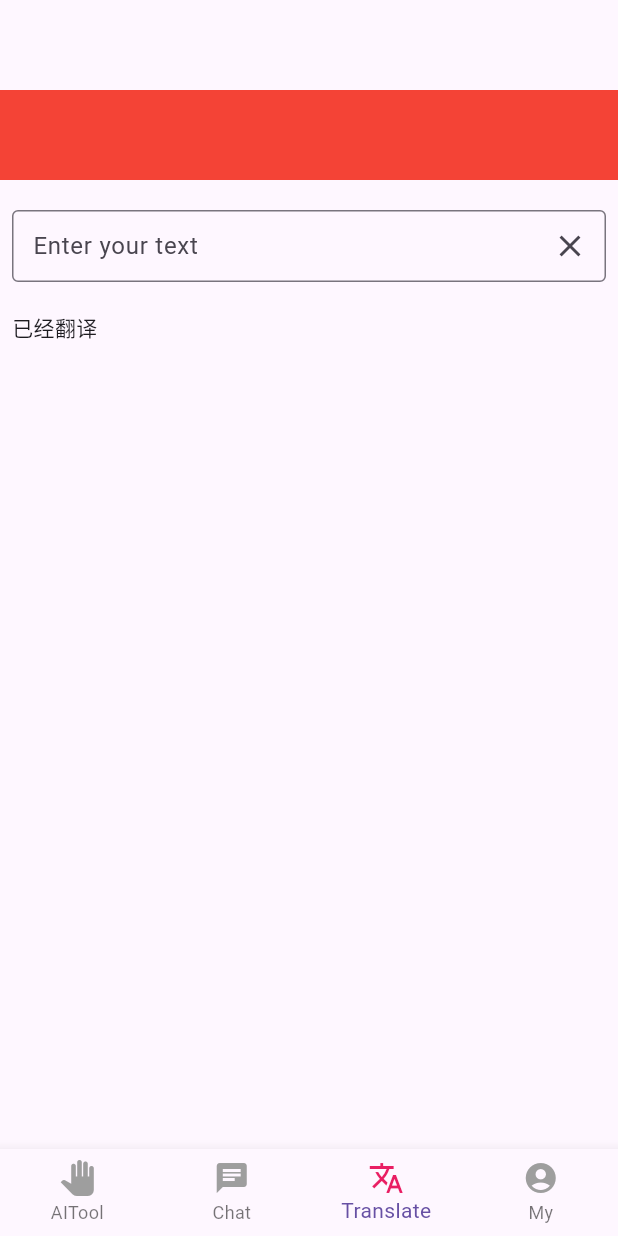
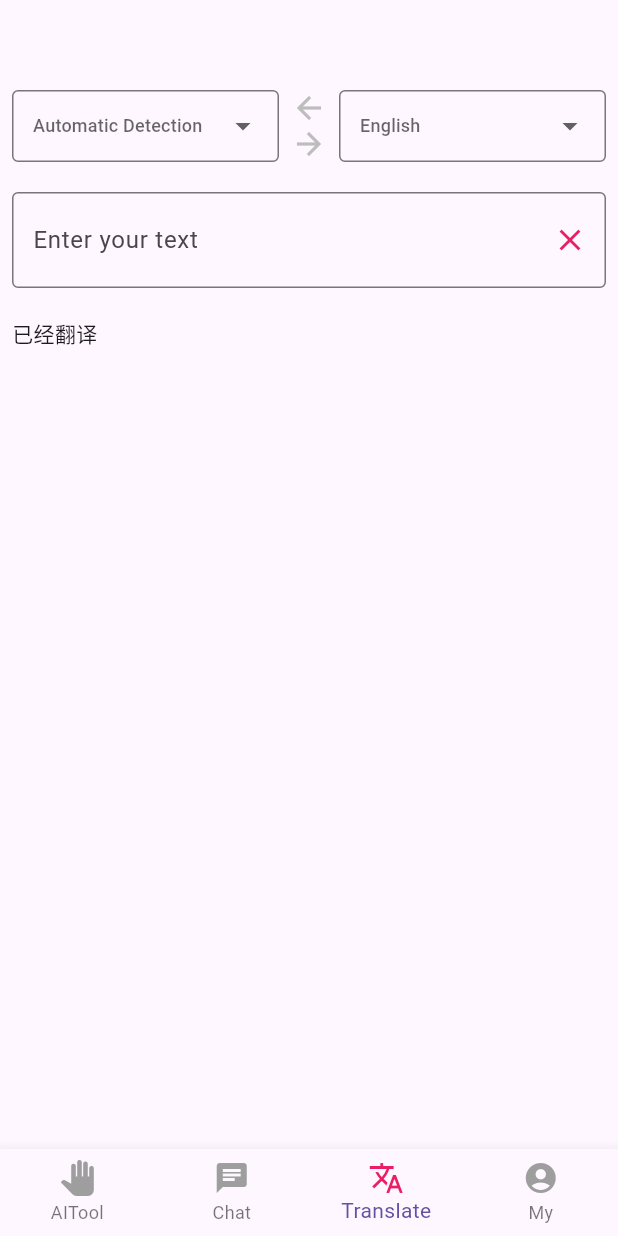
Before and after one commit to aludiba/ChatPanda, a Flutter app: the screen it shows after launch, item 3 of the bottom bar chosen, after a tap on the "clear" icon, on a phone screen of 412 x 824 dp. Run offline on Flutter 3.47's test engine with Material 3 defaults, Android fonts, the phone set to English and light mode, and no system bars; our stand-ins replace bubble, flutter_slidable, flutter_tts, share, shared_preferences, speech_to_text and 1 more; missing offline and left inert: flutter_hi_cache, flutter_langdetect, flutter_splash_screen; accounts and stored records are empty; generated files the repository leaves out were written again.

Commit message:
translate:选择框、输入框完善。

```diff
--- a/chatgpt_flutter/lib/l10n/app_en.arb
+++ b/chatgpt_flutter/lib/l10n/app_en.arb
@@ -166,5 +166,15 @@
   "petBehaviorist": "Pet Behaviorist",
   "petBehavioristD": "I want you to be a pet behaviorist.",
   "sportsCommentary": "Sports Commentary",
-  "sportsCommentaryD": "I want you to be a sports commentator."
+  "sportsCommentaryD": "I want you to be a sports commentator.",
+  "inputHint": "Enter your text",
+  "automaticDetection": "Automatic Detection",
+  "english": "English",
+  "simplifiedChinese": "Simplified Chinese",
+  "chineseTraditional": "Chinese Traditional",
+  "japanese": "Japanese",
+  "korean": "Korean",
+  "spanishLanguage": "Spanish Language",
+  "portuguese": "Portuguese",
+  "french": "French"
 }
--- a/chatgpt_flutter/lib/l10n/app_zh.arb
+++ b/chatgpt_flutter/lib/l10n/app_zh.arb
@@ -167,5 +167,15 @@
   "petBehaviorist": "宠物行为学家",
   "petBehavioristD": "我希望你能作为一个宠物行为学家。",
   "sportsCommentary": "体育解说",
-  "sportsCommentaryD": "我想让你充当体育评论员。"
+  "sportsCommentaryD": "我想让你充当体育评论员。",
+  "inputHint": "输入文本",
+  "automaticDetection": "自动检测",
+  "english": "英文",
+  "simplifiedChinese": "简体中文",
+  "chineseTraditional": "繁体中文",
+  "japanese": "日语",
+  "korean": "韩语",
+  "spanishLanguage": "西班牙语",
+  "portuguese": "葡牙语",
+  "french": "法语"
 }
--- a/chatgpt_flutter/lib/pages/AITool_page.dart
+++ b/chatgpt_flutter/lib/pages/AITool_page.dart
@@ -6,6 +6,7 @@ import 'package:chatgpt_flutter/db/message_dao.dart';
 import 'package:chatgpt_flutter/model/aiTool_model.dart';
 import 'package:chatgpt_flutter/model/conversation_model.dart';
 import 'package:chatgpt_flutter/pages/conversation_page.dart';
+import 'package:chatgpt_flutter/provider/theme_provider.dart';
 import 'package:chatgpt_flutter/util/aimapping_utils.dart';
 import 'package:chatgpt_flutter/util/custom_Notification.dart';
 import 'package:chatgpt_flutter/util/file_utils.dart';
@@ -28,6 +29,7 @@ class _AIToolPageState extends State<AIToolPage>
   @override
   bool get wantKeepAlive => true;
 
+  get _themeColor => context.watch<ThemeProvider>().themeColor;
   // 数组
   List<AIToolModel> _data = [];
   // 左列数据量
@@ -123,7 +125,7 @@ class _AIToolPageState extends State<AIToolPage>
       child: ListTile(
         title: Container(
           decoration: BoxDecoration(
-            color: _selectedId == model.id ? Colors.blue[600] : null,
+            color: _selectedId == model.id ? _themeColor : null,
             borderRadius: const BorderRadius.all(Radius.circular(8)),
           ),
           child: Text(
@@ -240,10 +242,10 @@ class _AIToolPageState extends State<AIToolPage>
                     title: Text(
                       AIMappingToLocalize.getAITitleDesc(
                           context, model.descTitle),
-                      style: const TextStyle(
+                      style: TextStyle(
                           fontSize: 18,
                           fontWeight: FontWeight.w400,
-                          color: Colors.blue),
+                          color: _themeColor),
                     ),
                     subtitle: Text(
                       AIMappingToLocalize.getAITitleDesc(
--- a/chatgpt_flutter/lib/pages/Translate_page.dart
+++ b/chatgpt_flutter/lib/pages/Translate_page.dart
@@ -1,6 +1,8 @@
+import 'package:chatgpt_flutter/provider/theme_provider.dart';
 import 'package:chatgpt_flutter/util/padding_extension.dart';
 import 'package:flutter/material.dart';
-import 'package:openai_flutter/utils/ai_logger.dart';
+import 'package:flutter_gen/gen_l10n/app_localizations.dart';
+import 'package:provider/provider.dart';
 
 class TranslatePage extends StatefulWidget {
   const TranslatePage({super.key});
@@ -11,14 +13,48 @@ class TranslatePage extends StatefulWidget {
 
 class _TranslatePageState extends State<TranslatePage>
     with AutomaticKeepAliveClientMixin {
+  // 键盘焦点
   final FocusNode _focusNode = FocusNode();
+  // 编辑框控制器
   final TextEditingController _controller = TextEditingController();
+  // 左边选择的语言类型
+  String? _selectedLeftValue;
+  // 右边选择的语言类型
+  String? _selectedRightValue;
+  // 左下拉框数据
+  late List<String> _dropdownLeftValues;
+  // 右下拉框数据
+  late List<String> _dropdownRightValues;
+  get _themeColor => context.watch<ThemeProvider>().themeColor;
 
   @override
   bool get wantKeepAlive => true;
 
   @override
   Widget build(BuildContext context) {
+    // 设置左下拉框选项
+    _dropdownLeftValues = [
+      AppLocalizations.of(context)!.automaticDetection,
+      AppLocalizations.of(context)!.english,
+      AppLocalizations.of(context)!.simplifiedChinese,
+      AppLocalizations.of(context)!.chineseTraditional,
+      AppLocalizations.of(context)!.japanese,
+      AppLocalizations.of(context)!.korean,
+      AppLocalizations.of(context)!.spanishLanguage,
+      AppLocalizations.of(context)!.portuguese,
+      AppLocalizations.of(context)!.french
+    ];
+    // 设置右下拉框选项
+    _dropdownRightValues = [
+      AppLocalizations.of(context)!.english,
+      AppLocalizations.of(context)!.simplifiedChinese,
+      AppLocalizations.of(context)!.chineseTraditional,
+      AppLocalizations.of(context)!.japanese,
+      AppLocalizations.of(context)!.korean,
+      AppLocalizations.of(context)!.spanishLanguage,
+      AppLocalizations.of(context)!.portuguese,
+      AppLocalizations.of(context)!.french
+    ];
     return Scaffold(
       body: GestureDetector(
         onTap: () {
@@ -47,16 +83,69 @@ class _TranslatePageState extends State<TranslatePage>
 
   // 语种选择区域
   _languageSelectionArea() {
-    return Container(
-      height: 60,
-      color: Colors.red,
+    return Row(
+      children: [
+        Flexible(
+            flex: 1,
+            child: _dropdownBtn(_dropdownLeftValues, _selectedLeftValue)),
+        Column(
+          children: [
+            Icon(Icons.arrow_back, color: Colors.grey[400]), // 向左指的图标
+            Icon(Icons.arrow_forward, color: Colors.grey[400]), // 向右指的图标
+          ],
+        ),
+        Flexible(
+            flex: 1,
+            child: _dropdownBtn(_dropdownRightValues, _selectedRightValue))
+      ],
     );
+  }
+
+  _dropdownBtn(List<String> dropdownValues, String? selectedValue) {
+    return Padding(
+        padding: const EdgeInsets.only(right: 8, left: 8),
+        child: DropdownButtonFormField<String>(
+          hint: Text(dropdownValues[0], style: const TextStyle(fontSize: 12)),
+          decoration: InputDecoration(
+            contentPadding:
+                const EdgeInsets.symmetric(vertical: 10.0, horizontal: 10.0),
+            border: const OutlineInputBorder(),
+            // 设置获得焦点时的边框颜色
+            focusedBorder: OutlineInputBorder(
+              borderSide: BorderSide(
+                color: _themeColor, // 设置为主题色
+              ),
+            ),
+          ),
+          onChanged: (newValue) {
+            setState(() {
+              selectedValue = newValue;
+            });
+          },
+          items: dropdownValues.map<DropdownMenuItem<String>>((String value) {
+            return DropdownMenuItem<String>(
+              value: value,
+              child: Text(value, style: const TextStyle(fontSize: 12)),
+            );
+          }).toList(),
+        ));
   }
 
   // 翻译区域
   _translationArea(int index) {
+    // 获取当前的主题数据
+    final ThemeData currentTheme = Theme.of(context);
     if (index == 0) {
-      return Padding(
+      return Theme(
+          // 使用copyWith创建当前主题的副本并覆盖特定属性
+          data: currentTheme.copyWith(
+            inputDecorationTheme: currentTheme.inputDecorationTheme.copyWith(
+              // 覆盖labelText获得焦点时的颜色
+              floatingLabelStyle: TextStyle(color: _themeColor),
+            ),
+          ),
+          // 仅此TextField的Theme被覆盖
+          child: Padding(
               padding: const EdgeInsets.only(right: 8, bottom: 20, left: 8),
               child: Stack(
                 children: [
@@ -66,31 +155,42 @@ class _TranslatePageState extends State<TranslatePage>
                     textInputAction: TextInputAction.done, // 设置回车键为确定操作
                     //回车发送消息
                     onSubmitted: (value) {
-                  // 当用户点击确定时调用的回调函数
-                  AILogger.log('Submitted: $value');
                       _onSend();
                     },
                     maxLines: null, // 或者设置为大于1的值，这样可以自动换行,
-                decoration: const InputDecoration(
-                  labelText: 'Enter your text',
-                  border: OutlineInputBorder(),
+                    textAlignVertical: TextAlignVertical.top, // 确保文字从上方开始
+                    decoration: InputDecoration(
+                      labelText: AppLocalizations.of(context)!.inputHint,
+                      border: const OutlineInputBorder(
+                        borderSide: BorderSide(
+                          color: Colors.grey, // 常规状态下的颜色
+                        ),
+                      ),
+                      // 设置获得焦点时的边框颜色
+                      focusedBorder: OutlineInputBorder(
+                        borderSide: BorderSide(
+                          color: _themeColor, // 设置为主题色
+                        ),
+                      ),
                       // 增加右侧内边距
-                  contentPadding: EdgeInsets.only(
-                      top: 10.0, bottom: 10.0, left: 10.0, right: 20.0),
+                      contentPadding: const EdgeInsets.fromLTRB(10, 20, 20, 20),
                     ),
                   ),
                   Positioned(
-                top: 0,
+                    top: 8,
                     right: 0,
                     child: IconButton(
-                  icon: const Icon(Icons.clear),
+                      icon: Icon(
+                        Icons.clear,
+                        color: _themeColor,
+                      ),
                       onPressed: () {
                         _controller.clear();
                       },
                     ),
                   )
                 ],
-          ));
+              )));
     } else {
       return const Padding(
         padding: EdgeInsets.only(right: 8, left: 8),
```
Lines whose indentation alone changed are shown as unchanged.
